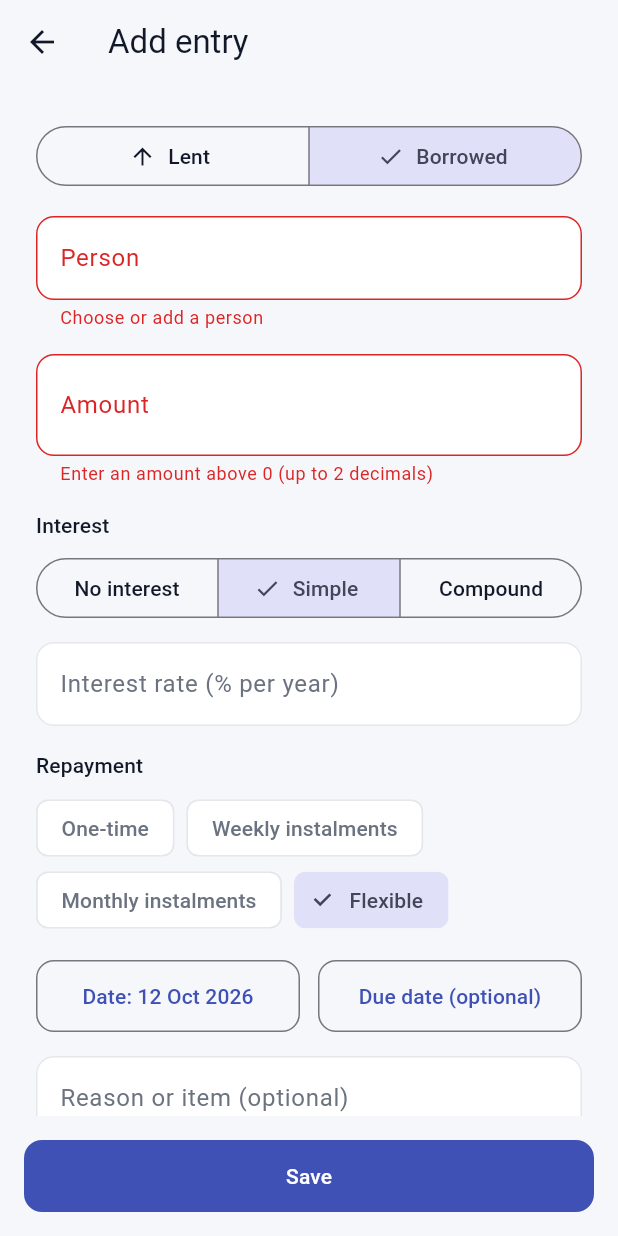
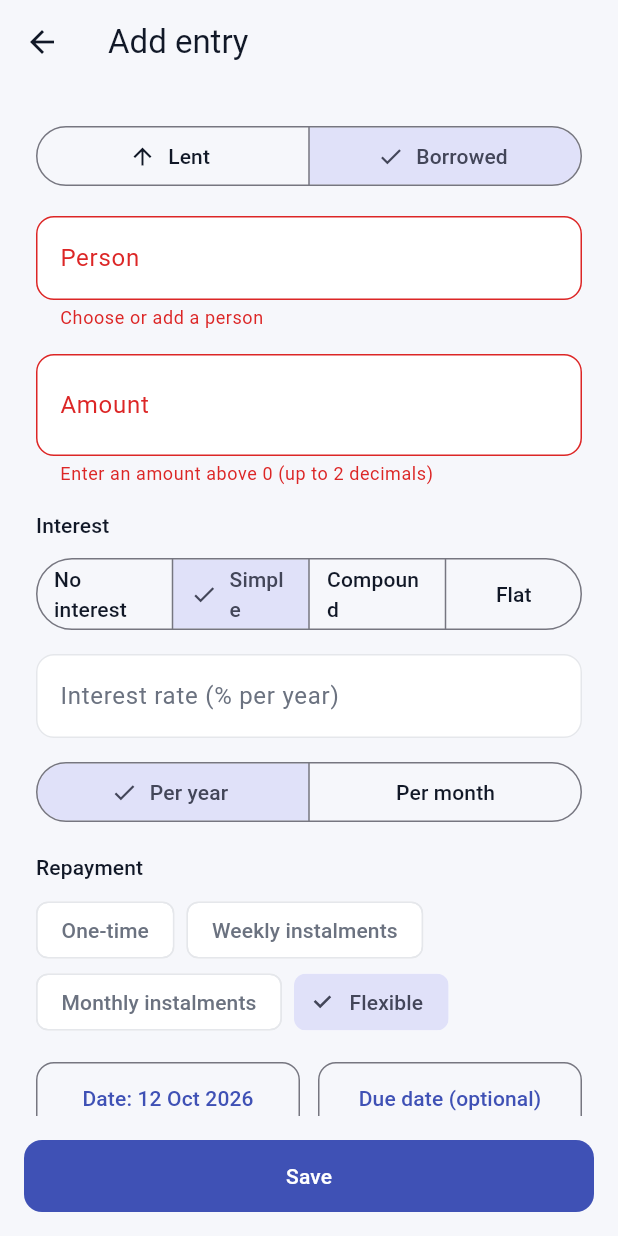
Before and after one commit to sarangpkarun/money-management-app, a Flutter app: the AddEntryScreen screen opened directly, after a tap on "Save", after a tap on "Borrowed", after a tap on "Simple", on a phone screen of 412 x 824 dp. Run offline on Flutter 3.47's test engine with Material 3 defaults, Android fonts, the phone set to English and light mode, and no system bars; our stand-ins replace cloud_firestore, firebase_auth, firebase_core, flutter_contacts, flutter_local_notifications, flutter_riverpod and 3 more; missing offline and left inert: app_settings; accounts and stored records are empty.

Commit message:
Add interest to lent entries, flat interest and monthly rates

```diff
--- a/lib/core/data/transaction_repository.dart
+++ b/lib/core/data/transaction_repository.dart
@@ -77,6 +77,7 @@ class TransactionRepository {
     String? personName,
     InterestType? interestType,
     double? interestRate,
+    RatePeriod? ratePeriod,
     RepaymentType? repaymentType,
   }) {
     final ref = _paths.transactions.doc(id);
@@ -106,6 +107,7 @@ class TransactionRepository {
         dueDate: newDue,
         interestType: newInterestType,
         interestRate: newRate,
+        ratePeriod: ratePeriod ?? current.ratePeriod,
         repaymentType: repaymentType ?? current.repaymentType,
         createdAt: current.createdAt,
         date: newDate,
@@ -130,6 +132,7 @@ class TransactionRepository {
         'totalAmount': newTotal.paise,
         'interestType': newInterestType.name,
         'interestRate': newRate,
+        'ratePeriod': edited.ratePeriod.name,
         'repaymentType': edited.repaymentType.name,
         'balance': (left.isNegative ? Money.zero : left).paise,
         'status': status.name,
@@ -162,6 +165,7 @@ class TransactionRepository {
       dueDate: t.dueDate,
       interestType: t.interestType,
       interestRate: t.interestRate,
+      ratePeriod: t.ratePeriod,
       repaymentType: t.repaymentType,
       createdAt: t.createdAt,
       lastActivityAt: _now(),
--- a/lib/core/interest/interest.dart
+++ b/lib/core/interest/interest.dart
@@ -10,6 +10,9 @@ DateTime _dayOnly(DateTime d) => DateTime.utc(d.year, d.month, d.day);
 /// Interest earned on [principal] between [from] and [to] (whole days, a year
 /// being 365 days), rounded to the nearest paisa.
 ///
+/// Flat: a one-off P * R, whatever the duration. Simple: P * R * T.
+/// With [period] `month` the rate is per month (simple and compound only).
+///
 /// Simple: P * R * T. Compound: monthly compounding, P * ((1 + R/12)^(12T) - 1)
 /// (product doc 8.5). [annualRatePercent] is e.g. 12 for 12% a year.
 Money interestAccrued({
@@ -18,17 +21,21 @@ Money interestAccrued({
   required double annualRatePercent,
   required DateTime from,
   required DateTime to,
+  RatePeriod period = RatePeriod.year,
 }) {
   if (type == InterestType.none || annualRatePercent <= 0) return Money.zero;
+  if (type == InterestType.flat) {
+    return Money((principal.paise * annualRatePercent / 100).round());
+  }
   final days = _dayOnly(to).difference(_dayOnly(from)).inDays;
   if (days <= 0) return Money.zero;
   final years = days / 365;
-  final rate = annualRatePercent / 100;
+  final rate = annualRatePercent * (period == RatePeriod.month ? 12 : 1) / 100;
   final paise = switch (type) {
     InterestType.simple => principal.paise * rate * years,
     InterestType.compound =>
       principal.paise * (math.pow(1 + rate / 12, 12 * years) - 1),
-    InterestType.none => 0.0,
+    InterestType.flat || InterestType.none => 0.0,
   };
   return Money(paise.round());
 }
@@ -41,6 +48,7 @@ Money amountDueAt(MoneyTransaction t, DateTime at) =>
       principal: t.totalAmount,
       type: t.interestType,
       annualRatePercent: t.interestRate ?? 0,
+      period: t.ratePeriod,
       from: t.entryDate,
       to: at,
     );
--- a/lib/core/models/money_transaction.dart
+++ b/lib/core/models/money_transaction.dart
@@ -6,7 +6,10 @@ import '../status/transaction_status.dart';
 
 enum TransactionType { lent, borrowed, emi, instalment }
 
-enum InterestType { none, simple, compound }
+enum InterestType { none, simple, compound, flat }
+
+/// Whether a simple or compound interest rate is quoted per year or per month.
+enum RatePeriod { year, month }
 
 /// How the money is meant to be repaid. Recorded for now; schedules are
 /// generated by the instalment engine later.
@@ -25,6 +28,7 @@ class MoneyTransaction {
     this.dueDate,
     this.interestType = InterestType.none,
     this.interestRate,
+    this.ratePeriod = RatePeriod.year,
     this.repaymentType = RepaymentType.flexible,
     required this.createdAt,
     this.settledAt,
@@ -46,6 +50,7 @@ class MoneyTransaction {
   final DateTime? dueDate;
   final InterestType interestType;
   final double? interestRate;
+  final RatePeriod ratePeriod;
   final RepaymentType repaymentType;
   final DateTime createdAt;
   final DateTime? settledAt;
@@ -83,6 +88,7 @@ class MoneyTransaction {
     'dueDate': dueDate == null ? null : Timestamp.fromDate(dueDate!),
     'interestType': interestType.name,
     'interestRate': interestRate,
+    'ratePeriod': ratePeriod.name,
     'repaymentType': repaymentType.name,
     'createdAt': Timestamp.fromDate(createdAt),
     'settledAt': settledAt == null ? null : Timestamp.fromDate(settledAt!),
@@ -108,6 +114,9 @@ class MoneyTransaction {
       dueDate: ts('dueDate'),
       interestType: InterestType.values.byName(m['interestType'] as String),
       interestRate: (m['interestRate'] as num?)?.toDouble(),
+      ratePeriod: RatePeriod.values.byName(
+        (m['ratePeriod'] as String?) ?? 'year',
+      ),
       repaymentType: RepaymentType.values.byName(
         (m['repaymentType'] as String?) ?? 'flexible',
       ),
--- a/lib/transactions/add_entry_screen.dart
+++ b/lib/transactions/add_entry_screen.dart
@@ -51,11 +51,11 @@ class _AddEntryScreenState extends ConsumerState<AddEntryScreen> {
   EntryErrors _errors = const EntryErrors();
   InterestType _interestType = InterestType.none;
   RepaymentType _repayment = RepaymentType.flexible;
+  RatePeriod _period = RatePeriod.year;
   final _rate = TextEditingController();
 
   bool get _borrowed => _type == TransactionType.borrowed;
-  InterestType get _effectiveInterest =>
-      _borrowed ? _interestType : InterestType.none;
+  InterestType get _effectiveInterest => _interestType;
   bool _busy = false;
 
   bool get _editing => widget.existing != null;
@@ -80,6 +80,7 @@ class _AddEntryScreenState extends ConsumerState<AddEntryScreen> {
     _dueDate = e.dueDate;
     _interestType = e.interestType;
     _repayment = e.repaymentType;
+    _period = e.ratePeriod;
     if (e.interestRate != null) _rate.text = '${e.interestRate}';
   }
 
@@ -138,6 +139,7 @@ class _AddEntryScreenState extends ConsumerState<AddEntryScreen> {
           interestRate: _limited || _effectiveInterest == InterestType.none
               ? null
               : double.parse(_rate.text.trim()),
+          ratePeriod: _limited ? null : _period,
           repaymentType: _limited
               ? null
               : (_borrowed ? _repayment : RepaymentType.flexible),
@@ -166,6 +168,7 @@ class _AddEntryScreenState extends ConsumerState<AddEntryScreen> {
         interestRate: _effectiveInterest == InterestType.none
             ? null
             : double.parse(_rate.text.trim()),
+        ratePeriod: _period,
         repaymentType: _borrowed ? _repayment : RepaymentType.flexible,
         createdAt: now,
         date: _date,
@@ -244,7 +247,7 @@ class _AddEntryScreenState extends ConsumerState<AddEntryScreen> {
                 ),
               ),
             if (!_limited) const SizedBox(height: 16),
-            if (_borrowed && !_limited) ...[
+            if (!_limited) ...[
               Text('Interest', style: Theme.of(context).textTheme.labelLarge),
               const SizedBox(height: 8),
               SegmentedButton<InterestType>(
@@ -264,14 +267,39 @@ class _AddEntryScreenState extends ConsumerState<AddEntryScreen> {
                     decimal: true,
                   ),
                   decoration: InputDecoration(
-                    labelText: 'Interest rate (% per year)',
+                    labelText: _interestType == InterestType.flat
+                        ? 'Interest (% of amount)'
+                        : 'Interest rate (% per '
+                              '${_period == RatePeriod.month ? 'month' : 'year'})',
                     suffixText: '%',
                     errorText: _errors.rate,
                   ),
                 ),
+                if (_interestType != InterestType.flat) ...[
+                  const SizedBox(height: 12),
+                  SegmentedButton<RatePeriod>(
+                    segments: const [
+                      ButtonSegment(
+                        value: RatePeriod.year,
+                        label: Text('Per year'),
+                      ),
+                      ButtonSegment(
+                        value: RatePeriod.month,
+                        label: Text('Per month'),
+                      ),
+                    ],
+                    selected: {_period},
+                    onSelectionChanged: (s) =>
+                        setState(() => _period = s.first),
+                  ),
+                ],
               ],
               const SizedBox(height: 16),
-              Text('Repayment', style: Theme.of(context).textTheme.labelLarge),
+              if (_borrowed) ...[
+                Text(
+                  'Repayment',
+                  style: Theme.of(context).textTheme.labelLarge,
+                ),
                 const SizedBox(height: 8),
                 Wrap(
                   spacing: 8,
@@ -285,6 +313,7 @@ class _AddEntryScreenState extends ConsumerState<AddEntryScreen> {
                   ],
                 ),
                 const SizedBox(height: 16),
+              ],
             ],
             Row(
               children: [
--- a/lib/transactions/entry_detail_screen.dart
+++ b/lib/transactions/entry_detail_screen.dart
@@ -231,10 +231,7 @@ class EntryDetailScreen extends ConsumerWidget {
           ),
           if (t.interestType != InterestType.none) ...[
             const SizedBox(height: 12),
-            Text(
-              '${interestTypeLabel(t.interestType)} interest at '
-              '${formatRate(t.interestRate ?? 0)}% a year',
-            ),
+            Text(interestSummary(t)),
             Text('Interest to date ${interestFor(t, DateTime.now()).format()}'),
           ],
           if (t.type == TransactionType.borrowed)
--- a/lib/transactions/entry_form_logic.dart
+++ b/lib/transactions/entry_form_logic.dart
@@ -30,7 +30,7 @@ EntryErrors validateEntry({
   if (interestType != InterestType.none) {
     final rate = double.tryParse(rateText.trim());
     if (rate == null || rate <= 0 || rate > 100) {
-      rateError = 'Enter a yearly rate above 0 and up to 100';
+      rateError = 'Enter a rate above 0 and up to 100';
     }
   }
   return EntryErrors(
@@ -83,7 +83,16 @@ String interestTypeLabel(InterestType t) => switch (t) {
   InterestType.none => 'No interest',
   InterestType.simple => 'Simple',
   InterestType.compound => 'Compound',
+  InterestType.flat => 'Flat',
 };
+
+/// e.g. "Simple interest at 2% a month", "Flat interest of 5%".
+String interestSummary(MoneyTransaction t) {
+  final rate = formatRate(t.interestRate ?? 0);
+  if (t.interestType == InterestType.flat) return 'Flat interest of $rate%';
+  final per = t.ratePeriod == RatePeriod.month ? 'a month' : 'a year';
+  return '${interestTypeLabel(t.interestType)} interest at $rate% $per';
+}
 
 String repaymentLabel(RepaymentType t) => switch (t) {
   RepaymentType.oneTime => 'One-time',
```
Also changed, not shown: 3 other files. Lines whose indentation alone changed are shown as unchanged.
